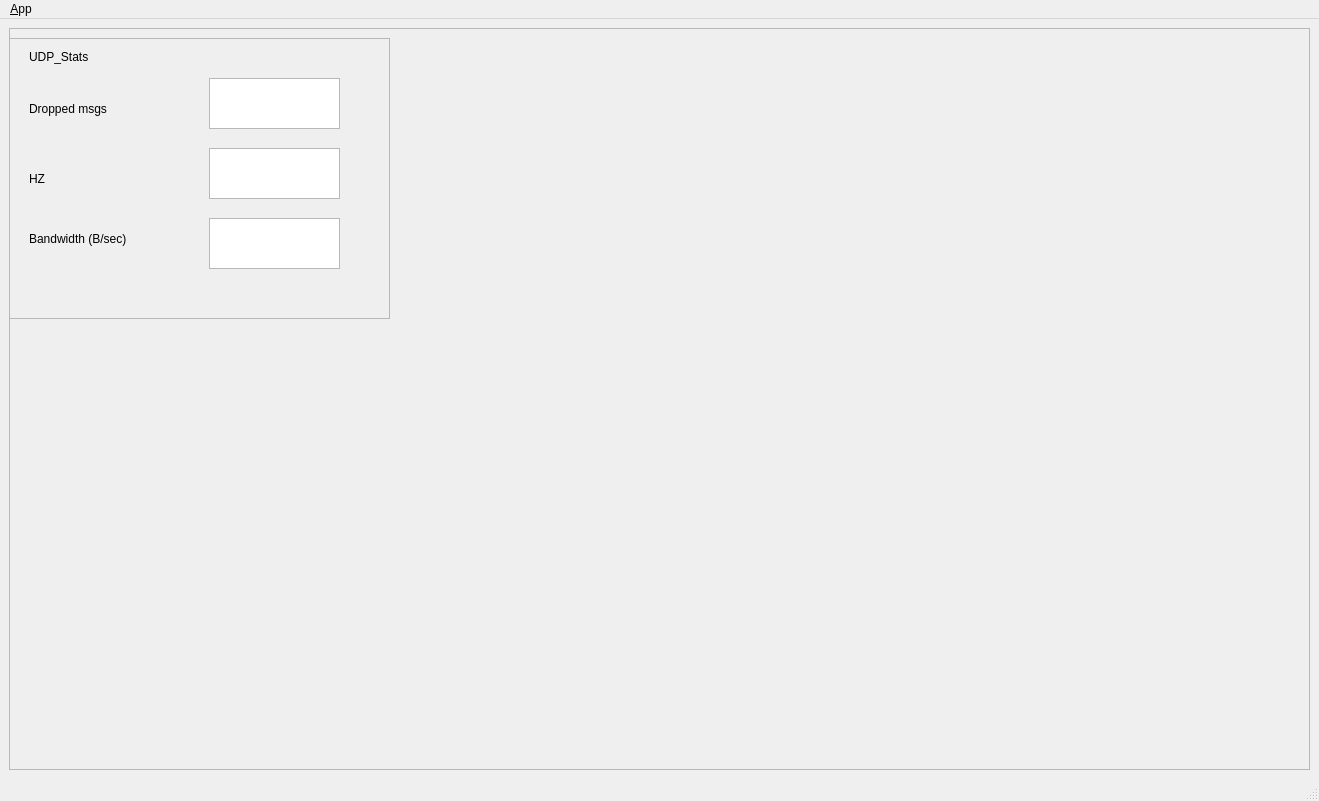
Old version of the form ui/main_window.ui in the repository AlexKaravaev/rqt_state.
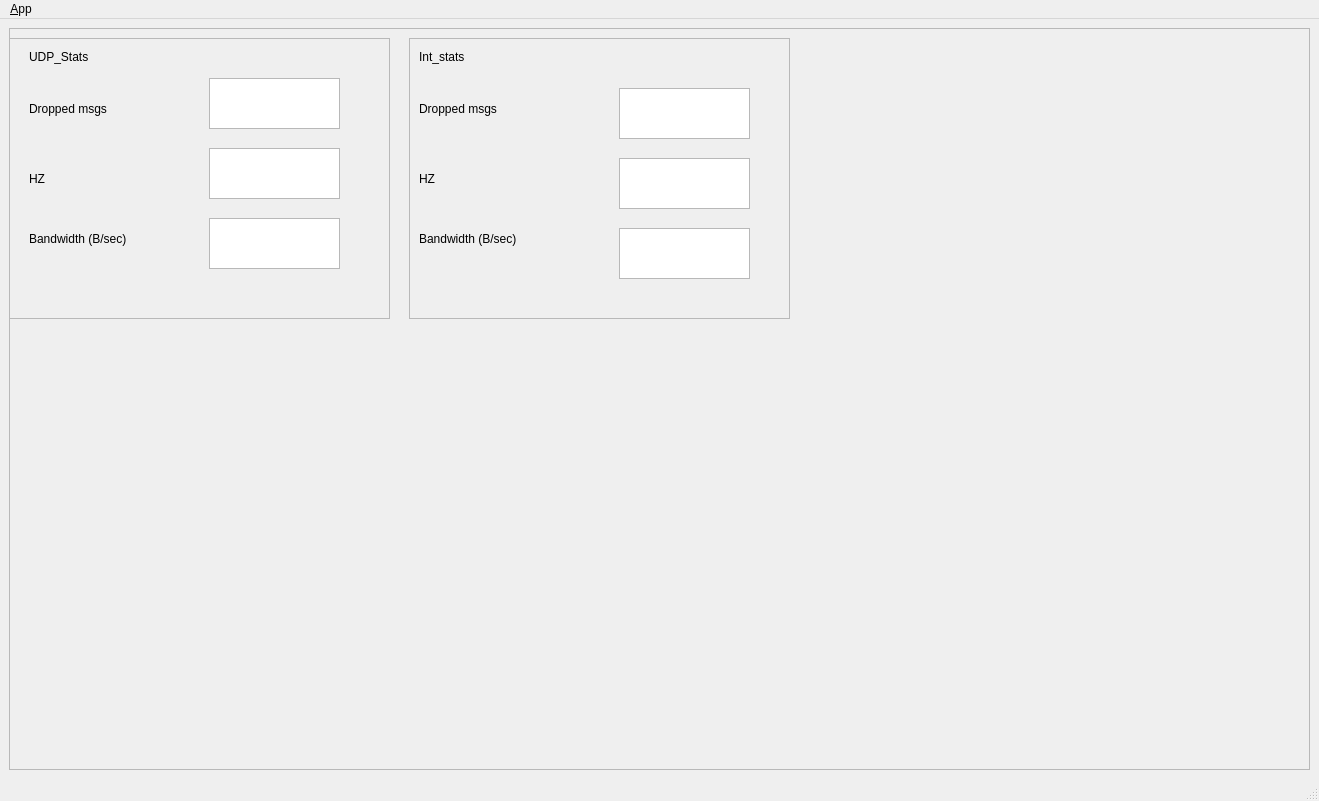
New version of the form. Icons and pictures are not drawn.

The edit to the form file:
```diff
--- a/ui/main_window.ui
+++ b/ui/main_window.ui
@@ -137,6 +137,113 @@
         </property>
        </widget>
       </widget>
+      <widget class="QFrame" name="frame_3">
+       <property name="geometry">
+        <rect>
+         <x>400</x>
+         <y>10</y>
+         <width>381</width>
+         <height>281</height>
+        </rect>
+       </property>
+       <property name="frameShape">
+        <enum>QFrame::StyledPanel</enum>
+       </property>
+       <property name="frameShadow">
+        <enum>QFrame::Raised</enum>
+       </property>
+       <widget class="QLabel" name="label_5">
+        <property name="geometry">
+         <rect>
+          <x>10</x>
+          <y>10</y>
+          <width>67</width>
+          <height>17</height>
+         </rect>
+        </property>
+        <property name="text">
+         <string>Int_stats</string>
+        </property>
+       </widget>
+       <widget class="QTextBrowser" name="topic_viewer_4">
+        <property name="geometry">
+         <rect>
+          <x>210</x>
+          <y>50</y>
+          <width>131</width>
+          <height>51</height>
+         </rect>
+        </property>
+        <property name="topic_name" stdset="0">
+         <string>/int</string>
+        </property>
+       </widget>
+       <widget class="QTextBrowser" name="topic_viewer_5">
+        <property name="geometry">
+         <rect>
+          <x>210</x>
+          <y>120</y>
+          <width>131</width>
+          <height>51</height>
+         </rect>
+        </property>
+        <property name="topic_name" stdset="0">
+         <string>/int</string>
+        </property>
+       </widget>
+       <widget class="QTextBrowser" name="topic_viewer_6">
+        <property name="geometry">
+         <rect>
+          <x>210</x>
+          <y>190</y>
+          <width>131</width>
+          <height>51</height>
+         </rect>
+        </property>
+        <property name="topic_name" stdset="0">
+         <string>/int</string>
+        </property>
+       </widget>
+       <widget class="QLabel" name="label_6">
+        <property name="geometry">
+         <rect>
+          <x>10</x>
+          <y>120</y>
+          <width>111</width>
+          <height>41</height>
+         </rect>
+        </property>
+        <property name="text">
+         <string>HZ</string>
+        </property>
+       </widget>
+       <widget class="QLabel" name="label_7">
+        <property name="geometry">
+         <rect>
+          <x>10</x>
+          <y>180</y>
+          <width>121</width>
+          <height>41</height>
+         </rect>
+        </property>
+        <property name="text">
+         <string>Bandwidth (B/sec)</string>
+        </property>
+       </widget>
+       <widget class="QLabel" name="label_8">
+        <property name="geometry">
+         <rect>
+          <x>10</x>
+          <y>50</y>
+          <width>111</width>
+          <height>41</height>
+         </rect>
+        </property>
+        <property name="text">
+         <string>Dropped msgs</string>
+        </property>
+       </widget>
+      </widget>
       <zorder>frame_2</zorder>
       <zorder>topic_viewer</zorder>
       <zorder>label</zorder>
```
Left out of the diff: 1 changed line with no effect on the pictures.
